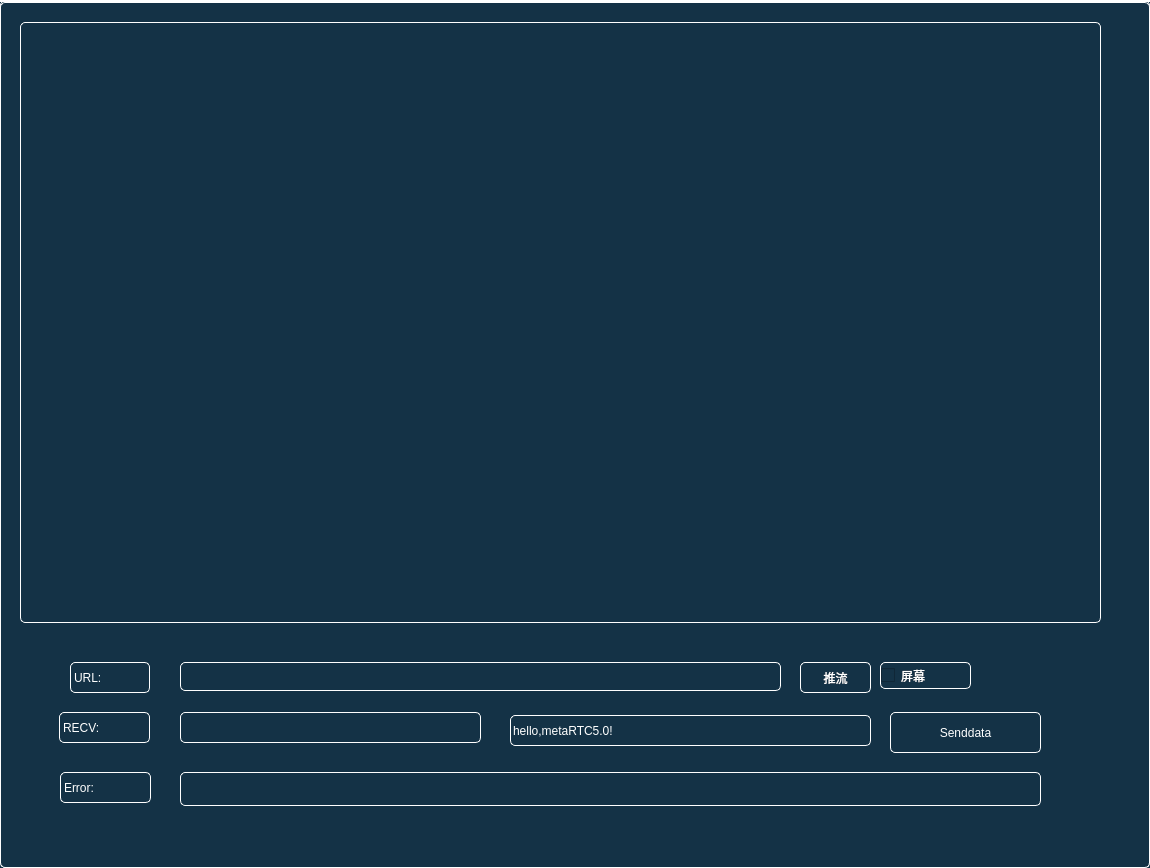
metartc/metaRTC, file demo/metapushstream6/recordmainwindow.ui: the form before one commit.
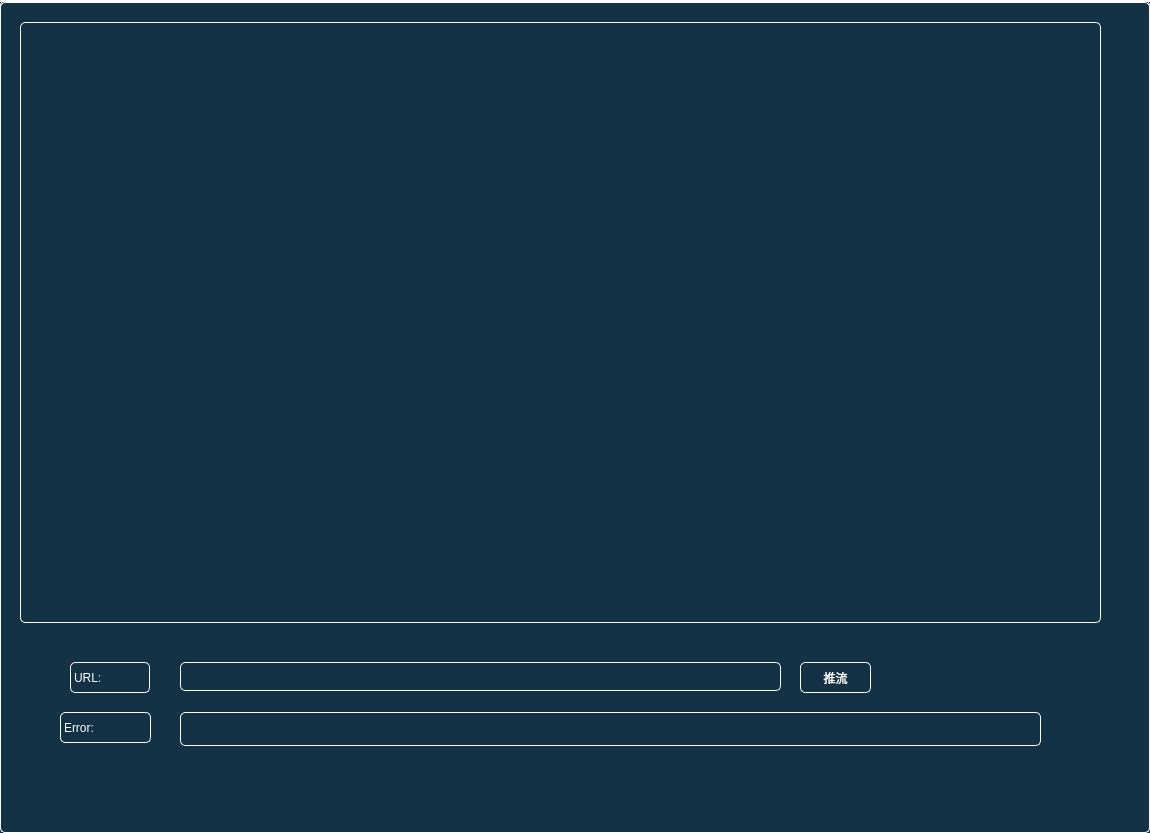
The form after the commit.

Diff of the .ui file:
```diff
--- a/demo/metapushstream6/recordmainwindow.ui
+++ b/demo/metapushstream6/recordmainwindow.ui
@@ -7,7 +7,7 @@
     <x>0</x>
     <y>0</y>
     <width>1150</width>
-    <height>868</height>
+    <height>833</height>
    </rect>
   </property>
   <property name="windowTitle">
@@ -112,19 +112,6 @@
      <enum>QFrame::Raised</enum>
     </property>
    </widget>
-   <widget class="QCheckBox" name="m_c_screen">
-    <property name="geometry">
-     <rect>
-      <x>880</x>
-      <y>660</y>
-      <width>91</width>
-      <height>27</height>
-     </rect>
-    </property>
-    <property name="text">
-     <string>屏幕</string>
-    </property>
-   </widget>
    <widget class="QLabel" name="m_l_url">
     <property name="geometry">
      <rect>
@@ -148,63 +135,11 @@
      </rect>
     </property>
    </widget>
-   <widget class="QLineEdit" name="m_t_data">
-    <property name="geometry">
-     <rect>
-      <x>510</x>
-      <y>713</y>
-      <width>361</width>
-      <height>31</height>
-     </rect>
-    </property>
-    <property name="text">
-     <string>hello,metaRTC5.0!</string>
-    </property>
-   </widget>
-   <widget class="QPushButton" name="m_b_senddc">
-    <property name="geometry">
-     <rect>
-      <x>890</x>
-      <y>710</y>
-      <width>151</width>
-      <height>41</height>
-     </rect>
-    </property>
-    <property name="text">
-     <string>Senddata</string>
-    </property>
-   </widget>
-   <widget class="QLabel" name="m_l_recv">
-    <property name="geometry">
-     <rect>
-      <x>180</x>
-      <y>710</y>
-      <width>301</width>
-      <height>31</height>
-     </rect>
-    </property>
-    <property name="text">
-     <string/>
-    </property>
-   </widget>
-   <widget class="QLabel" name="m_l_url_2">
-    <property name="geometry">
-     <rect>
-      <x>59</x>
-      <y>710</y>
-      <width>91</width>
-      <height>31</height>
-     </rect>
-    </property>
-    <property name="text">
-     <string>RECV:</string>
-    </property>
-   </widget>
    <widget class="QLabel" name="m_l_err">
     <property name="geometry">
      <rect>
       <x>180</x>
-      <y>770</y>
+      <y>710</y>
       <width>861</width>
       <height>34</height>
      </rect>
@@ -217,7 +152,7 @@
     <property name="geometry">
      <rect>
       <x>60</x>
-      <y>770</y>
+      <y>710</y>
       <width>91</width>
       <height>31</height>
      </rect>
```
